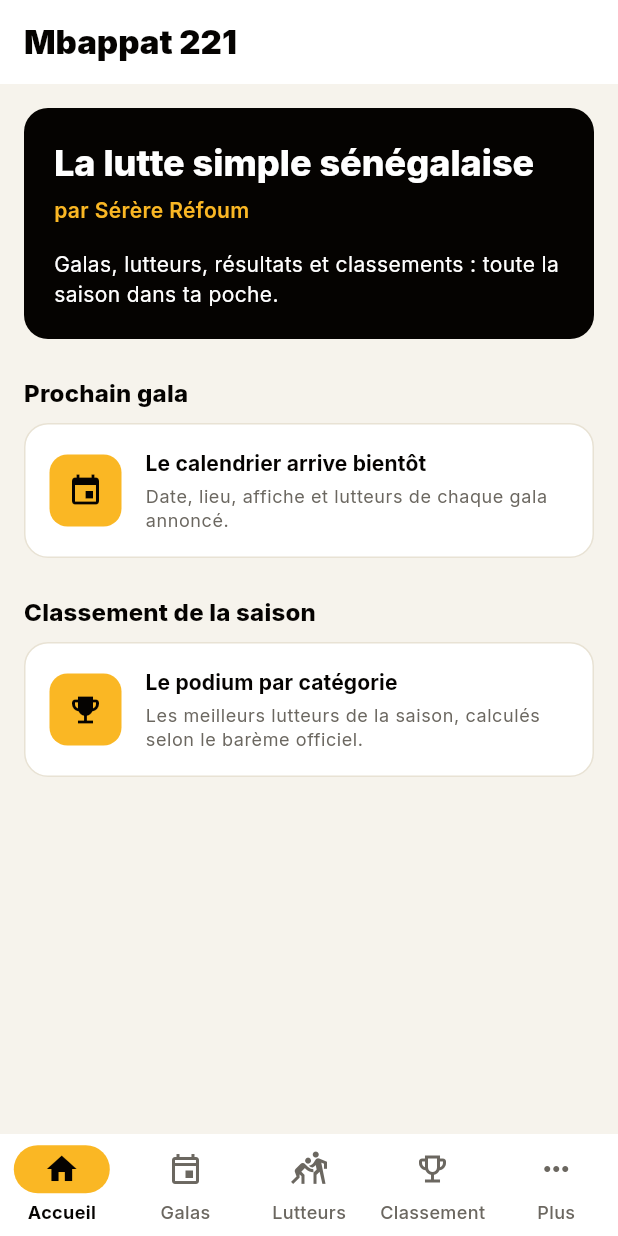
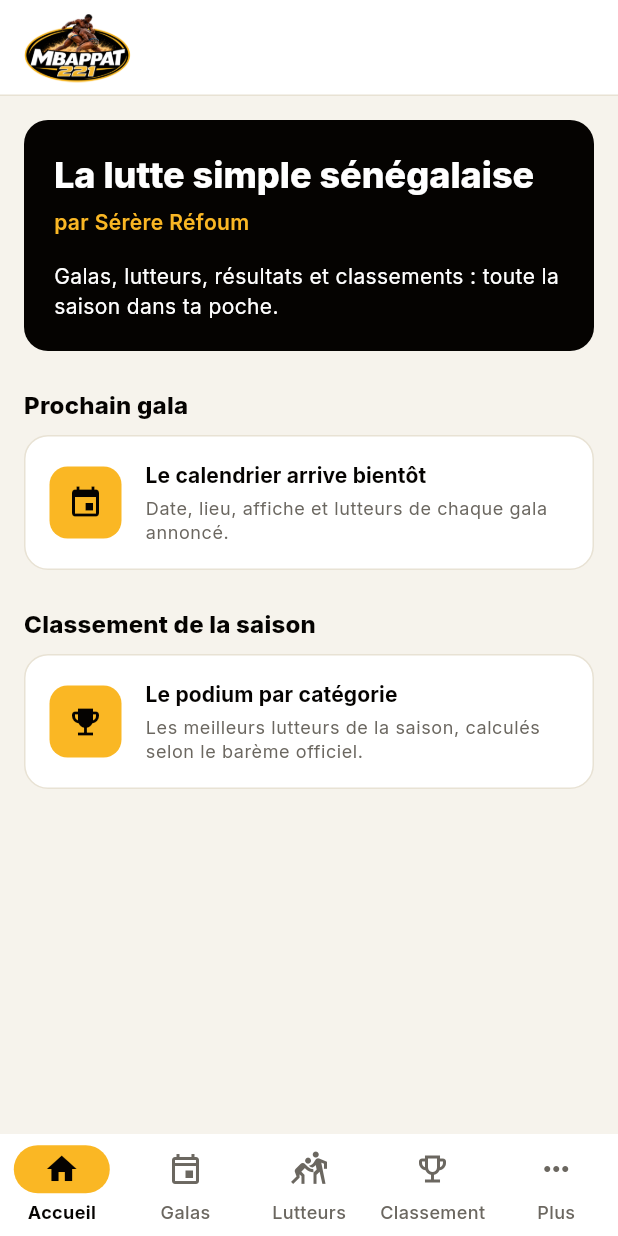
Before and after one commit to Tapha-Seck/mbappat221-app, a Flutter app: the screen it shows after launch, on a phone screen of 412 x 824 dp. Run offline on Flutter 3.47's test engine with Material 3 defaults, Android fonts, the phone set to English and light mode, and no system bars; network calls fail.

Commit message:
Logo, icones et cadre format telephone sur grand ecran

```diff
--- a/lib/app.dart
+++ b/lib/app.dart
@@ -7,6 +7,7 @@ import 'package:flutter/material.dart';
 import 'package:mbappat221_app/navigation/ecran_principal.dart';
 import 'package:mbappat221_app/services/gala_api.dart';
 import 'package:mbappat221_app/theme/theme_mbappat.dart';
+import 'package:mbappat221_app/widgets/cadre_telephone.dart';
 
 class Mbappat221App extends StatelessWidget {
   /// Les services sont créés dans main.dart (ou par les tests) et passés ici.
@@ -21,6 +22,10 @@ class Mbappat221App extends StatelessWidget {
       debugShowCheckedModeBanner: false,   // pas de bandeau « DEBUG »
       theme: ThemeMbappat.clair,           // couleurs, police Inter, barre d'onglets (voir theme_mbappat.dart)
       home: EcranPrincipal(galaApi: galaApi),
+      // builder : « enveloppe » toute l'application dans un widget.
+      // Ici, le cadre au format téléphone sur grand écran (voir cadre_telephone.dart).
+      // « enfant ?? ... » : enfant est en principe toujours présent ; sinon, un widget vide.
+      builder: (context, enfant) => CadreTelephone(child: enfant ?? const SizedBox.shrink()),
     );
   }
 }
--- a/lib/ecrans/accueil/ecran_accueil.dart
+++ b/lib/ecrans/accueil/ecran_accueil.dart
@@ -16,7 +16,14 @@ class EcranAccueil extends StatelessWidget {
   Widget build(BuildContext context) {
     return Scaffold(
       appBar: AppBar(
-        title: const Text('Mbappat 221', style: TextStyle(fontWeight: FontWeight.w900)),
+        toolbarHeight: 64,
+        // Le logo à la place du titre texte. Image.asset lit une image EMBARQUÉE dans l'application
+        // (déclarée dans pubspec.yaml, section assets), comme une ressource de src/main/resources.
+        title: Image.asset(
+          'assets/images/logo_mbappat221.png',
+          height: 46,
+          semanticLabel: 'Mbappat 221',   // lu à voix haute par les lecteurs d'écran (accessibilité)
+        ),
       ),
       // ListView avec padding : tout le contenu défile si l'écran est trop petit.
       body: ListView(
--- a/lib/theme/theme_mbappat.dart
+++ b/lib/theme/theme_mbappat.dart
@@ -32,6 +32,17 @@ abstract final class ThemeMbappat {
       fontFamily: 'Inter',                       // déclarée dans pubspec.yaml (section fonts)
       scaffoldBackgroundColor: Couleurs.fond,    // fond crème derrière chaque écran
 
+      // La barre du haut de chaque écran : toujours blanche, même quand le contenu défile dessous
+      // (par défaut, Material 3 la teinte en beige au défilement : « scrolled under »).
+      appBarTheme: const AppBarThemeData(
+        backgroundColor: Couleurs.blanc,
+        foregroundColor: Couleurs.noir,
+        surfaceTintColor: Colors.transparent,
+        scrolledUnderElevation: 0,
+        elevation: 0,
+        shape: Border(bottom: BorderSide(color: Couleurs.bordure)),   // fin trait de séparation
+      ),
+
       // La barre d'onglets du bas.
       navigationBarTheme: NavigationBarThemeData(
         backgroundColor: Couleurs.blanc,
--- /dev/null
+++ b/lib/widgets/cadre_telephone.dart
@@ -0,0 +1,45 @@
+// Fichier : lib/widgets/cadre_telephone.dart
+// Sur un grand écran (Chrome sur le PC, tablette), affiche l'application dans une colonne
+// de la largeur d'un téléphone, centrée sur un fond sombre.
+// Sur un téléphone, ne change rien : l'application occupe tout l'écran.
+
+import 'package:flutter/material.dart';
+
+class CadreTelephone extends StatelessWidget {
+  const CadreTelephone({super.key, required this.child});
+
+  /// L'application (tout ce que MaterialApp affiche : écrans, messages, fenêtres).
+  final Widget child;
+
+  /// Largeur d'un grand téléphone (en pixels logiques, comme le « px » du CSS).
+  static const double largeurTelephone = 430;
+
+  /// En dessous de cette largeur d'écran, on considère qu'on est sur un téléphone.
+  static const double largeurMinimaleCadre = 900;
+
+  @override
+  Widget build(BuildContext context) {
+    // MediaQuery : les informations sur l'écran (taille, orientation...).
+    // sizeOf ne redessine ce widget que si la TAILLE change (plus efficace que MediaQuery.of).
+    final ecran = MediaQuery.sizeOf(context);
+
+    if (ecran.width < largeurMinimaleCadre) {
+      return child;   // téléphone (ou petite fenêtre) : plein écran
+    }
+
+    return ColoredBox(
+      color: const Color(0xFF1A1714),   // fond sombre autour du « téléphone »
+      child: Center(
+        child: SizedBox(
+          width: largeurTelephone,
+          // On fait croire à l'application que l'écran mesure 430 px de large,
+          // pour que tout se calcule comme sur un vrai téléphone.
+          child: MediaQuery(
+            data: MediaQuery.of(context).copyWith(size: Size(largeurTelephone, ecran.height)),
+            child: child,
+          ),
+        ),
+      ),
+    );
+  }
+}
```
Also changed, not shown: pubspec.yaml (+21 -0 lines), assets/icone/icone_adaptative.png (added), assets/icone/icone_app.png (added), assets/images/logo_mbappat221.png (added), pubspec.lock, 41 other files.
